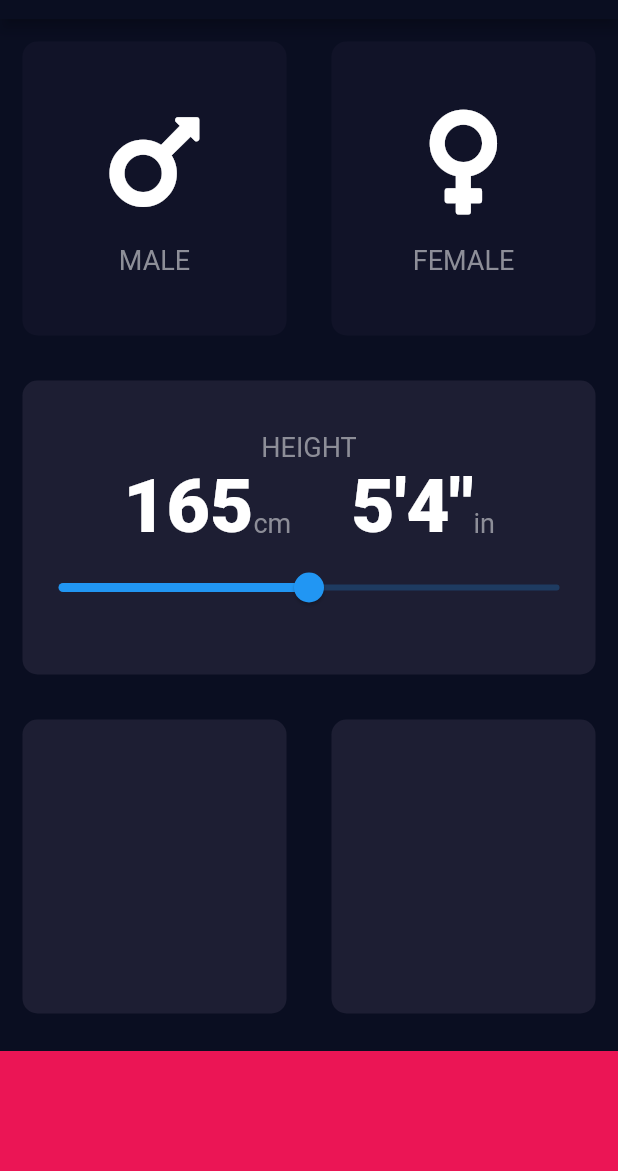
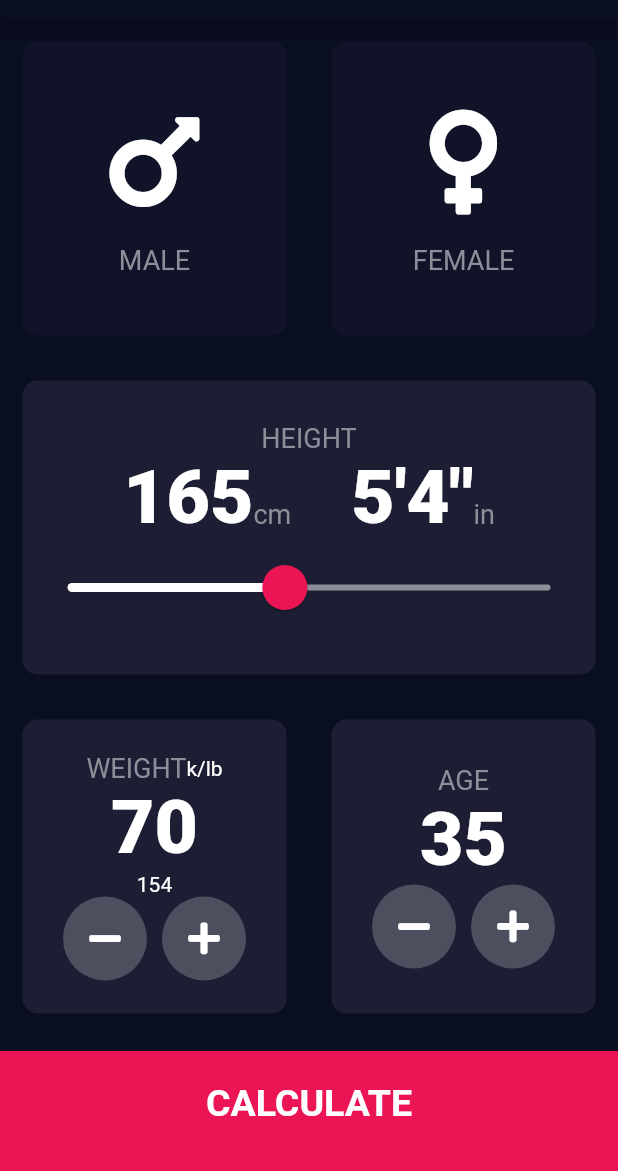
Before and after one commit to hennesk/flutter_bmi, a Flutter app: the screen it shows after launch, on a phone screen of 412 x 824 dp, the part 65-1236 px from its top. Run offline on Flutter 3.47's test engine with Material 2 defaults, Android fonts, the phone set to English and light mode, and no system bars; our stand-ins replace font_awesome_flutter.

Commit message:
Finished app tutorial

```diff
--- /dev/null
+++ b/lib/bmi_brain.dart
@@ -0,0 +1,34 @@
+import 'dart:math';
+
+class BMIBrain {
+  int height;
+  int weight;
+  double _bmi;
+
+  BMIBrain({this.height, this.weight});
+
+  String calculateBMI() {
+    _bmi = weight / pow(height / 100, 2);
+    return _bmi.toStringAsFixed(1);
+  }
+
+  String getResultString() {
+    if (_bmi >= 25) {
+      return "Overweight";
+    }
+    if (_bmi < 18.5) {
+      return "Underweight";
+    }
+    return "Normal";
+  }
+
+  String interpret() {
+    if (_bmi >= 25) {
+      return "Above normal range, do more cardio.";
+    }
+    if (_bmi < 18.5) {
+      return "Below normal range, eat more.";
+    }
+    return "Within the normal range!";
+  }
+}
--- /dev/null
+++ b/lib/components/calculate_button.dart
@@ -0,0 +1,28 @@
+import 'package:flutter/material.dart';
+
+import '../constants.dart';
+
+class CalculateButton extends StatelessWidget {
+  final Function onTap;
+  final String label;
+  CalculateButton({this.label, this.onTap});
+
+  @override
+  Widget build(BuildContext context) {
+    return GestureDetector(
+      onTap: onTap,
+      child: Container(
+        child: Center(
+            child: Text(
+          label,
+          style: kLargeButtonStyle,
+        )),
+        color: kBottomContainerColor,
+        margin: EdgeInsets.only(top: 10),
+        padding: EdgeInsets.only(bottom: 10),
+        width: double.infinity,
+        height: kBottomContainerHeight,
+      ),
+    );
+  }
+}
--- a/lib/icon_content.dart
+++ b/lib/components/icon_content.dart
@@ -1,6 +1,6 @@
 import 'package:flutter/material.dart';
 
-import 'constants.dart';
+import '../constants.dart';
 
 class IconContent extends StatelessWidget {
   IconContent({@required this.iconData, @required this.label});
--- a/lib/reusable_card.dart
+++ b/lib/components/reusable_card.dart
@@ -1,6 +1,6 @@
 import 'package:flutter/material.dart';
 
-import 'constants.dart';
+import '../constants.dart';
 
 class ReusableCard extends StatelessWidget {
   ReusableCard({@required this.color, this.child, this.onTap});
--- /dev/null
+++ b/lib/components/round_icon_button.dart
@@ -0,0 +1,22 @@
+import 'package:flutter/material.dart';
+
+class RoundIconButton extends StatelessWidget {
+  final Function onPressed;
+  final IconData icon;
+  RoundIconButton({@required this.onPressed, @required this.icon});
+
+  @override
+  Widget build(BuildContext context) {
+    return RawMaterialButton(
+      child: Icon(icon),
+      elevation: 0,
+      constraints: BoxConstraints.tightFor(
+        height: 56,
+        width: 56,
+      ),
+      onPressed: onPressed,
+      shape: CircleBorder(),
+      fillColor: Color(0xff4c4f5e),
+    );
+  }
+}
--- a/lib/constants.dart
+++ b/lib/constants.dart
@@ -6,6 +6,11 @@ const kBottomContainerHeight = 80.0;
 const kBottomContainerColor = Color(0xffeb1555);
 const kActiveCardColor = Color(0xff1d1e33);
 const kInactiveCardColor = Color(0xff111328);
+
+const kSliderInactiveColor = Color(0xff8d8e98);
+const kSliderActiveColor = Color(0xffeb1555);
+const kSliderOverlayColor = Color(0x29eb1555);
+
 const kIconSize = 80.0;
 const kIconTextSpacing = 15.0;
 const kCardBorderRadius = 10.0;
@@ -18,3 +23,23 @@ const kChunkyLabelStyle = TextStyle(
   fontSize: 50,
   fontWeight: FontWeight.w900,
 );
+const kLargeButtonStyle = TextStyle(
+  fontSize: 25,
+  fontWeight: FontWeight.bold,
+);
+const kTitleTextStyle = TextStyle(
+  fontSize: 50,
+  fontWeight: FontWeight.bold,
+);
+const kResultTextStyle = TextStyle(
+  color: Color(0xff24d876),
+  fontSize: 22,
+  fontWeight: FontWeight.bold,
+);
+const kBMITextStyle = TextStyle(
+  fontSize: 100,
+  fontWeight: FontWeight.bold,
+);
+const kBodyTextStyle = TextStyle(
+  fontSize: 22.0,
+);
--- a/lib/input_page.dart
+++ /dev/null
@@ -1,155 +0,0 @@
-import 'package:flutter/material.dart';
-import 'package:font_awesome_flutter/font_awesome_flutter.dart';
-
-import 'constants.dart';
-import 'icon_content.dart';
-import 'reusable_card.dart';
-
-enum Gender {
-  male,
-  female,
-}
-
-class InputPage extends StatefulWidget {
-  @override
-  _InputPageState createState() => _InputPageState();
-}
-
-class _InputPageState extends State<InputPage> {
-  Color maleCardColor = kInactiveCardColor;
-  Color femaleCardColor = kInactiveCardColor;
-  Gender selected;
-  int userHeight = 165;
-
-  void tap(Gender gender) {
-    setState(() {
-      if (gender == Gender.male) {
-        maleCardColor = kActiveCardColor;
-        femaleCardColor = kInactiveCardColor;
-      } else {
-        femaleCardColor = kActiveCardColor;
-        maleCardColor = kInactiveCardColor;
-      }
-    });
-  }
-
-  @override
-  Widget build(BuildContext context) {
-    return Scaffold(
-      appBar: AppBar(
-        title: Text('BMI CALCULATOR'),
-      ),
-      body: Column(
-        crossAxisAlignment: CrossAxisAlignment.stretch,
-        children: [
-          Expanded(
-            child: Row(
-              children: [
-                Expanded(
-                  child: ReusableCard(
-                    onTap: () {
-                      setState(() {
-                        selected = Gender.male;
-                      });
-                    },
-                    color: selected == Gender.male
-                        ? kActiveCardColor
-                        : kInactiveCardColor,
-                    child: IconContent(
-                      iconData: FontAwesomeIcons.mars,
-                      label: 'MALE',
-                    ),
-                  ),
-                ),
-                Expanded(
-                  child: ReusableCard(
-                    onTap: () {
-                      setState(() {
-                        selected = Gender.female;
-                      });
-                    },
-                    color: selected == Gender.female
-                        ? kActiveCardColor
-                        : kInactiveCardColor,
-                    child: IconContent(
-                      iconData: FontAwesomeIcons.venus,
-                      label: 'FEMALE',
-                    ),
-                  ),
-                ),
-              ],
-            ),
-          ),
-          Expanded(
-            child: Row(
-              children: [
-                Expanded(
-                  child: ReusableCard(
-                    color: kActiveCardColor,
-                    child: Column(
-                      mainAxisAlignment: MainAxisAlignment.center,
-                      children: [
-                        Text('HEIGHT', style: kLabelStyle),
-                        Row(
-                          mainAxisAlignment: MainAxisAlignment.center,
-                          crossAxisAlignment: CrossAxisAlignment.baseline,
-                          textBaseline: TextBaseline.alphabetic,
-                          children: [
-                            Text(
-                              userHeight.toString(),
-                              style: kChunkyLabelStyle,
-                            ),
-                            Text(
-                              'cm',
-                              style: kLabelStyle,
-                            ),
-                            SizedBox(width: 40),
-                            Text(
-                              ((userHeight ~/ 2.54) ~/ 12).toString() +
-                                  '\'' +
-                                  ((userHeight ~/ 2.54) % 12).toString() +
-                                  '"',
-                              style: kChunkyLabelStyle,
-                            ),
-                            Text(
-                              'in',
-                              style: kLabelStyle,
-                            ),
-                          ],
-                        ),
-                        Slider(
-                          min: 130,
-                          value: userHeight.toDouble(),
-                          max: 200,
-                          onChanged: (height) {
-                            setState(() {
-                              userHeight = height.toInt();
-                            });
-                          },
-                        )
-                      ],
-                    ),
-                  ),
-                ),
-              ],
-            ),
-          ),
-          Expanded(
-            child: Row(
-              children: [
-                Expanded(child: ReusableCard(color: kActiveCardColor)),
-                Expanded(child: ReusableCard(color: kActiveCardColor)),
-              ],
-            ),
-          ),
-          Container(
-            color: kBottomContainerColor,
-            margin: EdgeInsets.only(top: 10),
-            width: double.infinity,
-            height: kBottomContainerHeight,
-          )
-        ],
-      ),
-    );
-  }
-}
--- a/lib/main.dart
+++ b/lib/main.dart
@@ -1,6 +1,6 @@
 import 'package:flutter/material.dart';
 
-import 'input_page.dart';
+import 'screens/input_page.dart';
 
 void main() => runApp(BMICalculator());
 
--- /dev/null
+++ b/lib/screens/input_page.dart
@@ -0,0 +1,268 @@
+import 'package:bmi_calculator/bmi_brain.dart';
+import 'package:bmi_calculator/screens/results_page.dart';
+import 'package:flutter/material.dart';
+import 'package:font_awesome_flutter/font_awesome_flutter.dart';
+
+import '../components/calculate_button.dart';
+import '../components/icon_content.dart';
+import '../components/reusable_card.dart';
+import '../components/round_icon_button.dart';
+import '../constants.dart';
+
+enum Gender {
+  male,
+  female,
+}
+
+class InputPage extends StatefulWidget {
+  @override
+  _InputPageState createState() => _InputPageState();
+}
+
+class _InputPageState extends State<InputPage> {
+  Color maleCardColor = kInactiveCardColor;
+  Color femaleCardColor = kInactiveCardColor;
+  Gender selected;
+  int userHeight = 165;
+  int userWeight = 70;
+  int userAge = 35;
+
+  void tap(Gender gender) {
+    setState(() {
+      if (gender == Gender.male) {
+        maleCardColor = kActiveCardColor;
+        femaleCardColor = kInactiveCardColor;
+      } else {
+        femaleCardColor = kActiveCardColor;
+        maleCardColor = kInactiveCardColor;
+      }
+    });
+  }
+
+  @override
+  Widget build(BuildContext context) {
+    return Scaffold(
+      appBar: AppBar(
+        title: Text('BMI CALCULATOR'),
+      ),
+      body: Column(
+        crossAxisAlignment: CrossAxisAlignment.stretch,
+        children: [
+          Expanded(
+            child: Row(
+              children: [
+                Expanded(
+                  child: ReusableCard(
+                    onTap: () {
+                      setState(() {
+                        selected = Gender.male;
+                      });
+                    },
+                    color: selected == Gender.male
+                        ? kActiveCardColor
+                        : kInactiveCardColor,
+                    child: IconContent(
+                      iconData: FontAwesomeIcons.mars,
+                      label: 'MALE',
+                    ),
+                  ),
+                ),
+                Expanded(
+                  child: ReusableCard(
+                    onTap: () {
+                      setState(() {
+                        selected = Gender.female;
+                      });
+                    },
+                    color: selected == Gender.female
+                        ? kActiveCardColor
+                        : kInactiveCardColor,
+                    child: IconContent(
+                      iconData: FontAwesomeIcons.venus,
+                      label: 'FEMALE',
+                    ),
+                  ),
+                ),
+              ],
+            ),
+          ),
+          Expanded(
+            child: Row(
+              children: [
+                Expanded(
+                  child: ReusableCard(
+                    color: kActiveCardColor,
+                    child: Column(
+                      mainAxisAlignment: MainAxisAlignment.center,
+                      children: [
+                        Text('HEIGHT', style: kLabelStyle),
+                        Row(
+                          mainAxisAlignment: MainAxisAlignment.center,
+                          crossAxisAlignment: CrossAxisAlignment.baseline,
+                          textBaseline: TextBaseline.alphabetic,
+                          children: [
+                            Text(
+                              userHeight.toString(),
+                              style: kChunkyLabelStyle,
+                            ),
+                            Text(
+                              'cm',
+                              style: kLabelStyle,
+                            ),
+                            SizedBox(width: 40),
+                            Text(
+                              ((userHeight ~/ 2.54) ~/ 12).toString() +
+                                  '\'' +
+                                  ((userHeight ~/ 2.54) % 12).toString() +
+                                  '"',
+                              style: kChunkyLabelStyle,
+                            ),
+                            Text(
+                              'in',
+                              style: kLabelStyle,
+                            ),
+                          ],
+                        ),
+                        SliderTheme(
+                          // activeTrackColor: kSliderActiveColor,
+                          // inactiveTrackColor: kSliderInactiveColor,
+                          data: SliderTheme.of(context).copyWith(
+                            thumbShape: RoundSliderThumbShape(
+                              enabledThumbRadius: 15,
+                            ),
+                            thumbColor: kSliderActiveColor,
+                            overlayColor: kSliderOverlayColor,
+                            overlayShape:
+                                RoundSliderOverlayShape(overlayRadius: 30),
+                            activeTrackColor: Colors.white,
+                            inactiveTrackColor: kSliderInactiveColor,
+                          ),
+                          child: Slider(
+                            min: 120,
+                            value: userHeight.toDouble(),
+                            max: 220,
+                            onChanged: (height) {
+                              setState(() {
+                                userHeight = height.toInt();
+                              });
+                            },
+                          ),
+                        )
+                      ],
+                    ),
+                  ),
+                ),
+              ],
+            ),
+          ),
+          Expanded(
+            child: Row(
+              children: [
+                Expanded(
+                  child: ReusableCard(
+                    color: kActiveCardColor,
+                    child: Column(
+                      mainAxisAlignment: MainAxisAlignment.center,
+                      children: [
+                        Row(
+                          mainAxisAlignment: MainAxisAlignment.center,
+                          children: [
+                            Text('WEIGHT', style: kLabelStyle),
+                            Text('k/lb'),
+                          ],
+                        ),
+                        Text(userWeight.toString(), style: kChunkyLabelStyle),
+                        Text((userWeight * 2.205).round().toString()),
+                        Row(
+                          mainAxisAlignment: MainAxisAlignment.center,
+                          children: [
+                            RoundIconButton(
+                              onPressed: () {
+                                setState(() {
+                                  userWeight--;
+                                });
+                              },
+                              icon: FontAwesomeIcons.minus,
+                            ),
+                            SizedBox(width: 10),
+                            RoundIconButton(
+                              onPressed: () {
+                                setState(() {
+                                  userWeight++;
+                                });
+                              },
+                              icon: FontAwesomeIcons.plus,
+                            ),
+                          ],
+                        ),
+                      ],
+                    ),
+                  ),
+                ),
+                Expanded(
+                  child: ReusableCard(
+                    color: kActiveCardColor,
+                    child: Column(
+                      mainAxisAlignment: MainAxisAlignment.center,
+                      children: [
+                        Row(
+                          mainAxisAlignment: MainAxisAlignment.center,
+                          children: [
+                            Text('AGE', style: kLabelStyle),
+                          ],
+                        ),
+                        Text(userAge.toString(), style: kChunkyLabelStyle),
+                        Row(
+                          mainAxisAlignment: MainAxisAlignment.center,
+                          children: [
+                            RoundIconButton(
+                              onPressed: () {
+                                setState(() {
+                                  userAge--;
+                                });
+                              },
+                              icon: FontAwesomeIcons.minus,
+                            ),
+                            SizedBox(width: 10),
+                            RoundIconButton(
+                              onPressed: () {
+                                setState(() {
+                                  userAge++;
+                                });
+                              },
+                              icon: FontAwesomeIcons.plus,
+                            ),
+                          ],
+                        ),
+                      ],
+                    ),
+                  ),
+                ),
+              ],
+            ),
+          ),
+          CalculateButton(
+            label: 'CALCULATE',
+            onTap: () {
+              BMIBrain calc = BMIBrain(
+                height: userHeight,
+                weight: userWeight,
+              );
+
+              Navigator.push(
+                context,
+                MaterialPageRoute(
+                  builder: (context) => ResultsPage(
+                    bmi: calc.calculateBMI(),
+                    result: calc.getResultString(),
+                    advice: calc.interpret(),
+                  ),
+                ),
+              );
+            },
+          ),
+        ],
+      ),
+    );
+  }
+}
```
Also changed, not shown: lib/screens/results_page.dart (added, +74 -0 lines), 3 other files.
